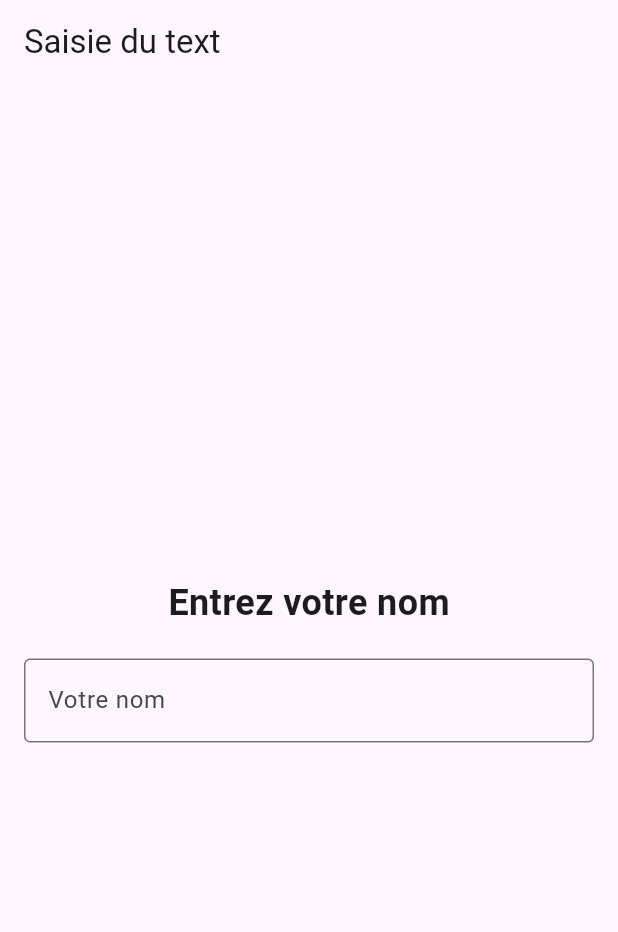
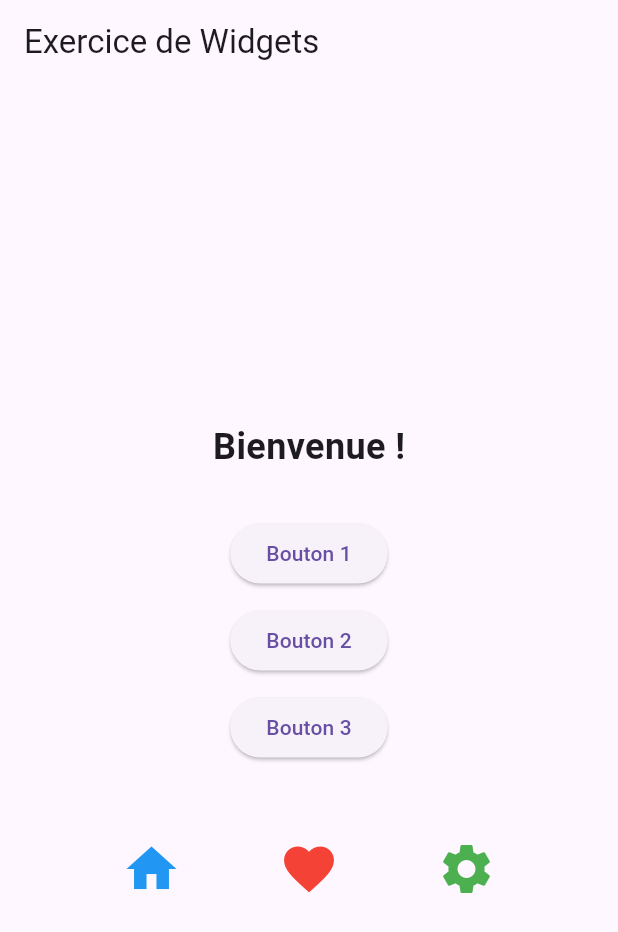
Before and after one commit to abdellahkaba/app-mobile, a Flutter app: the screen it shows after launch, on a phone screen of 412 x 824 dp. Shown: the top 932 px of the screen. Run offline on Flutter 3.47's test engine with Material 3 defaults, Android fonts, the phone set to English and light mode, and no system bars.

Commit message:
Ajout d'un exercice avec Column, Row, Padding, Center, et SizedBox

```diff
--- a/lib/main.dart
+++ b/lib/main.dart
@@ -9,45 +9,51 @@ class MyApp extends StatelessWidget {
 
   @override
   Widget build(BuildContext context) {
-    return MaterialApp(home: NameInputScreen());
+    return MaterialApp(home: WidgetPracticeScreen());
   }
 }
 
-class NameInputScreen extends StatefulWidget {
-  const NameInputScreen({super.key});
-
-  @override
-  State<NameInputScreen> createState() => _NameInputScreenState();
-}
-
-class _NameInputScreenState extends State<NameInputScreen> {
-  String _name = "";
-  void _updateName(String value) {
-    setState(() {
-      _name = value;
-    });
-  }
+class WidgetPracticeScreen extends StatelessWidget {
+  const WidgetPracticeScreen({super.key});
 
   @override
   Widget build(BuildContext context) {
     return Scaffold(
-      appBar: AppBar(title: Text('Saisie du text')),
+      appBar: AppBar(title: Text('Exercice de Widgets')),
       body: Padding(
-        padding: EdgeInsets.all(16.0),
+        padding: EdgeInsets.all(16.0), // Ajoute un espace autour du contenu
         child: Column(
-          mainAxisAlignment: MainAxisAlignment.center,
+          mainAxisAlignment: MainAxisAlignment.center, // Centre verticalement
           children: [
-            Text(
-              _name.isEmpty ? "Entrez votre nom" : "Bonjour, $_name !",
-              style: TextStyle(fontSize: 24, fontWeight: FontWeight.bold),
+            Center(
+              child: Text(
+                "Bienvenue !",
+                style: TextStyle(fontSize: 24, fontWeight: FontWeight.bold),
+              ),
             ),
-            SizedBox(height: 20),
-            TextField(
-              onChanged: _updateName,
-              decoration: InputDecoration(
-                labelText: "Votre nom",
-                border: OutlineInputBorder(),
-              ),
+
+            SizedBox(height: 30), // Ajoute un espace
+            // Trois boutons empilés verticalement
+            Column(
+              children: [
+                ElevatedButton(onPressed: () {}, child: Text("Bouton 1")),
+                SizedBox(height: 10), // Espace entre les boutons
+                ElevatedButton(onPressed: () {}, child: Text("Bouton 2")),
+                SizedBox(height: 10),
+                ElevatedButton(onPressed: () {}, child: Text("Bouton 3")),
+              ],
+            ),
+
+            SizedBox(height: 50), // Ajoute un espace avant les icônes
+            // Trois icônes alignées horizontalement
+            Row(
+              mainAxisAlignment:
+                  MainAxisAlignment.spaceEvenly, // Espacement égal
+              children: [
+                Icon(Icons.home, size: 40, color: Colors.blue),
+                Icon(Icons.favorite, size: 40, color: Colors.red),
+                Icon(Icons.settings, size: 40, color: Colors.green),
+              ],
             ),
           ],
         ),
```
